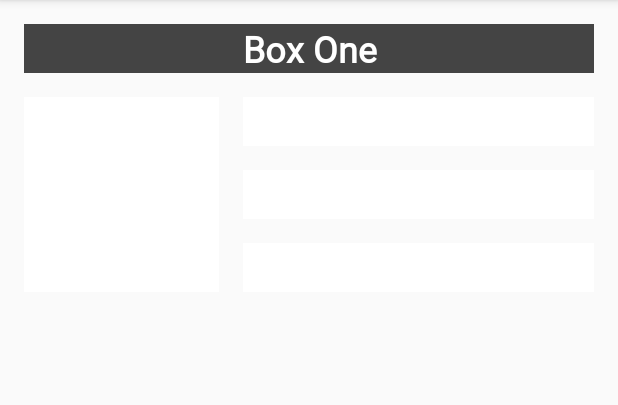
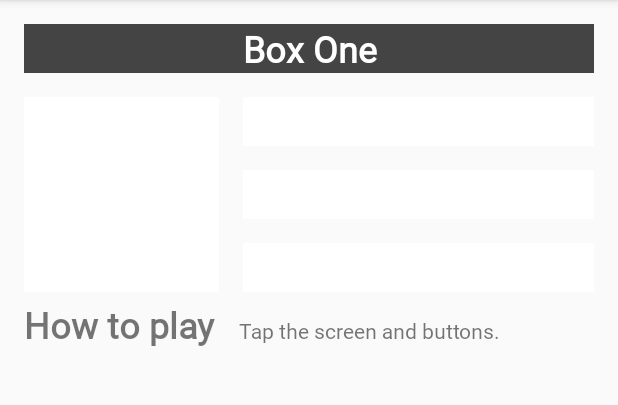
Before and after one commit to gunvila/Constraint, an Android app: the screen it shows after launch (MainActivity), after a tap on "Box One", on a phone screen of 412 x 824 dp, the part 84-489 px from its top. Run offline under Robolectric (Android 15) with nearby library versions, the phone set to English and light mode, and no system bars.

Commit message:
how to play

```diff
--- a/app/src/main/res/layout/activity_main.xml
+++ b/app/src/main/res/layout/activity_main.xml
@@ -53,5 +53,21 @@
             app:layout_constraintStart_toEndOf="@+id/box_two_text"
             android:layout_marginStart="@dimen/margin_wide" app:layout_constraintEnd_toEndOf="parent"
             android:layout_marginEnd="@dimen/margin_wide"/>
+    <TextView
+            android:text="@string/how_to_play"
+            android:layout_width="wrap_content"
+            android:layout_height="wrap_content"
+            android:id="@+id/label_text" android:fontFamily="@font/roboto"
+            android:textSize="24sp" android:textStyle="bold" android:layout_marginStart="16dp"
+            app:layout_constraintStart_toStartOf="parent" app:layout_constraintBaseline_toBaselineOf="@+id/info_text"/>
+    <TextView
+            android:text="@string/tap_the_boxes_and_buttons"
+            android:layout_width="0dp"
+            android:layout_height="wrap_content"
+            android:fontFamily="@font/roboto" android:id="@+id/info_text"
+            app:layout_constraintStart_toEndOf="@+id/label_text" android:layout_marginStart="16dp"
+            app:layout_constraintEnd_toEndOf="parent" android:layout_marginEnd="16dp"
+            android:layout_marginTop="16dp"
+            app:layout_constraintTop_toBottomOf="@+id/box_two_text"/>
 
 </androidx.constraintlayout.widget.ConstraintLayout>
--- a/app/src/main/res/values/strings.xml
+++ b/app/src/main/res/values/strings.xml
@@ -5,4 +5,6 @@
     <string name="box_three">Box Three</string>
     <string name="box_four">Box Four</string>
     <string name="box_five">Box Five</string>
+    <string name="how_to_play">How to play</string>
+    <string name="tap_the_boxes_and_buttons">Tap the screen and buttons.</string>
 </resources>
```
